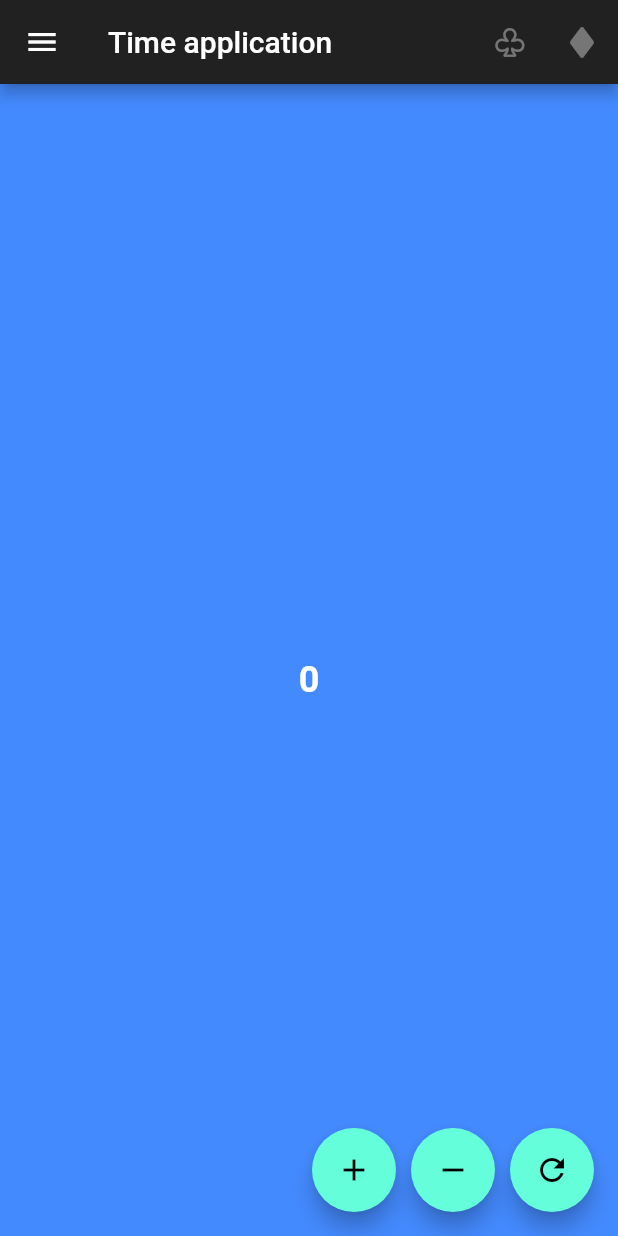
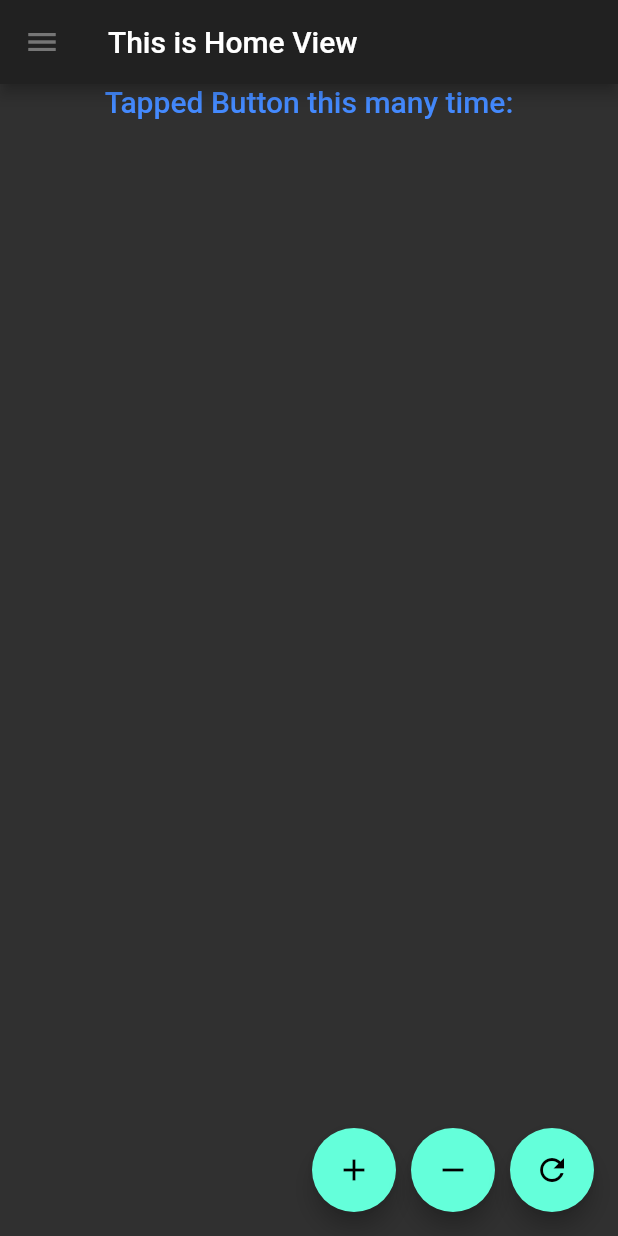
Before and after one commit to EduardRo/flt15mn, a Flutter app: the screen it shows after launch, on a phone screen of 412 x 824 dp. Run offline on Flutter 3.47's test engine with Material 2 defaults, Android fonts, the phone set to English and light mode, and no system bars; Roboto replaces fonts that are missing (Arial).

Commit message:
modification design

```diff
--- a/lib/main.dart
+++ b/lib/main.dart
@@ -1,4 +1,3 @@
-import 'package:flutter/cupertino.dart';
 import 'package:flutter/material.dart';
 
 void main() {
@@ -11,116 +10,57 @@ class MyApp extends StatelessWidget {
     return MaterialApp(
       theme: ThemeData.dark().copyWith(
         textTheme: TextTheme(
-            bodyText1: TextStyle(
-              fontSize: 24.0,
-              color: Colors.white,
-              fontWeight: FontWeight.bold,
-            ),
-            headline4: TextStyle(
-                fontSize: 30.0,
-                color: Colors.white,
-                fontWeight: FontWeight.bold)),
+          bodyText1: TextStyle(
+            color: Colors.blueAccent,
+            fontFamily: 'Arial',
+            fontSize: 20.0,
+          ),
+          headline2: TextStyle(
+              color: Colors.greenAccent,
+              fontSize: 30.0,
+              fontWeight: FontWeight.w300),
+        ),
       ),
-      home: HomeView(title: 'Time application'),
+      home: HomeView(title: 'This is Home View'),
     );
   }
 }
 
-class HomeView extends StatefulWidget {
+class HomeView extends StatelessWidget {
   final String title;
   HomeView({this.title});
-
-  @override
-  _HomeViewState createState() => _HomeViewState();
-}
-
-class _HomeViewState extends State<HomeView> {
-  int _counter = 0;
-
-  void increase() {
-    setState(() {
-      _counter++;
-    });
-  }
-
-  void decrease() {
-    setState(() {
-      if (_counter > 0) {
-        _counter--;
-      }
-    });
-  }
-
-  void refresh() {
-    setState(() {
-      _counter = 0;
-    });
-  }
-
-  List<Color> _color = [
-    Colors.blueAccent,
-    Colors.redAccent,
-    Colors.deepOrange,
-    Colors.deepPurpleAccent,
-  ];
-
   @override
   Widget build(BuildContext context) {
     return Scaffold(
-      backgroundColor: _color[_counter % _color.length],
       appBar: AppBar(
-        title: Text(widget.title),
+        title: Text(title),
         leading: Builder(
           builder: (BuildContext context) {
-            return IconButton(
-              icon: const Icon(Icons.menu),
-              onPressed: () {
-                Scaffold.of(context).openDrawer();
-              },
-              tooltip: MaterialLocalizations.of(context).openAppDrawerTooltip,
-            );
+            return IconButton(icon: const Icon(Icons.menu), onPressed: null);
           },
         ),
-        actions: <Widget>[
-          IconButton(
-              icon: const Icon(CupertinoIcons.suit_club), onPressed: null),
-          IconButton(
-              icon: const Icon(CupertinoIcons.suit_diamond_fill),
-              onPressed: null),
-        ],
       ),
       floatingActionButton: Row(
         mainAxisAlignment: MainAxisAlignment.end,
         children: [
-          FloatingActionButton(child: Icon(Icons.add), onPressed: increase),
+          FloatingActionButton(child: Icon(Icons.add), onPressed: null),
           SizedBox(
             width: 10,
           ),
-          FloatingActionButton(child: Icon(Icons.remove), onPressed: decrease),
+          FloatingActionButton(child: Icon(Icons.remove), onPressed: null),
           SizedBox(
             width: 10,
           ),
-          FloatingActionButton(child: Icon(Icons.refresh), onPressed: refresh),
+          FloatingActionButton(child: Icon(Icons.refresh), onPressed: null),
         ],
       ),
       body: Center(
         child: Column(
-          mainAxisAlignment: MainAxisAlignment.center,
           children: <Widget>[
             Text(
-              'This is the text zone',
-              textAlign: TextAlign.center,
-              overflow: TextOverflow.ellipsis,
-              style: TextStyle(
-                fontWeight: FontWeight.bold,
-                fontSize: 23.0,
-                color: Colors.blueAccent,
-              ),
+              'Tapped Button this many time:',
+              style: Theme.of(context).textTheme.bodyText1,
             ),
-            Text(
-              '$_counter',
-              style: Theme.of(context).textTheme.bodyText1,
-            )
           ],
         ),
       ),
```
